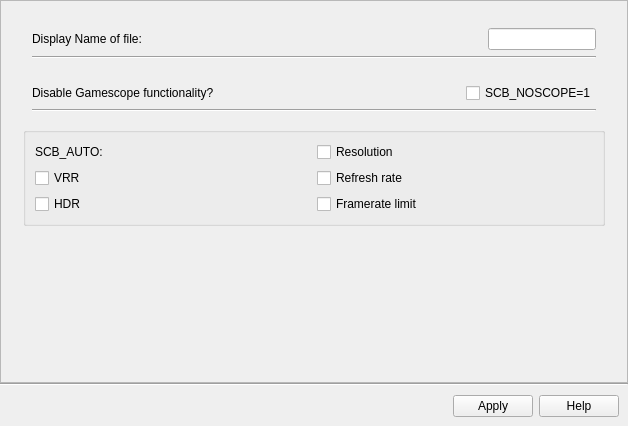
Before: the Qt Designer form src/general_settings.ui in rfrench3/scopebuddy-gui, drawn with Qt 5.
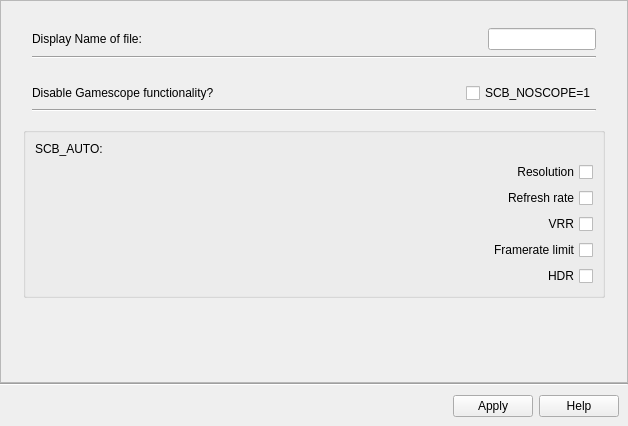
After: the same form once the commit is applied.

Commit message: auto_args UI and backend is much cleaner now

The edit to the form file:
```diff
--- a/src/general_settings.ui
+++ b/src/general_settings.ui
@@ -219,57 +219,69 @@
               <item>
                <widget class="QGroupBox" name="groupBox">
                 <property name="toolTip">
-                 <string>&lt;html&gt;&lt;head/&gt;&lt;body&gt;&lt;p&gt;Scopebuddy Auto-arguments attempt to auto-detect your display properties to apply the best settings for your display. Note that there are limitations, and certain gamescope settings (such as refresh rate and adaptive sync) may not work together.&lt;/p&gt;&lt;/body&gt;&lt;/html&gt;</string>
+                 <string>&lt;html&gt;&lt;head/&gt;&lt;body&gt;&lt;p&gt;Scopebuddy Auto-arguments attempt to auto-detect your display properties to apply the best settings for your display. Note that there are limitations, and certain gamescope settings (such as refresh rate and VRR) may not work together.&lt;/p&gt;&lt;/body&gt;&lt;/html&gt;</string>
+                </property>
+                <property name="layoutDirection">
+                 <enum>Qt::LayoutDirection::RightToLeft</enum>
                 </property>
                 <property name="title">
                  <string/>
                 </property>
+                <property name="alignment">
+                 <set>Qt::AlignmentFlag::AlignLeading|Qt::AlignmentFlag::AlignLeft|Qt::AlignmentFlag::AlignVCenter</set>
+                </property>
                 <property name="flat">
                  <bool>false</bool>
                 </property>
                 <property name="checkable">
                  <bool>false</bool>
                 </property>
-                <layout class="QGridLayout" name="gridLayout">
-                 <item row="0" column="1">
+                <layout class="QVBoxLayout" name="verticalLayout_3">
+                 <item>
+                  <widget class="QLabel" name="label">
+                   <property name="text">
+                    <string>SCB_AUTO:</string>
+                   </property>
+                  </widget>
+                 </item>
+                 <item>
                   <widget class="QCheckBox" name="auto_res">
+                   <property name="sizePolicy">
+                    <sizepolicy hsizetype="Maximum" vsizetype="Fixed">
+                     <horstretch>0</horstretch>
+                     <verstretch>0</verstretch>
+                    </sizepolicy>
+                   </property>
                    <property name="text">
                     <string>Resolution</string>
                    </property>
                   </widget>
                  </item>
-                 <item row="1" column="0">
-                  <widget class="QCheckBox" name="auto_vrr">
-                   <property name="text">
-                    <string>VRR</string>
-                   </property>
-                  </widget>
-                 </item>
-                 <item row="1" column="1">
+                 <item>
                   <widget class="QCheckBox" name="auto_ref">
                    <property name="text">
                     <string>Refresh rate</string>
                    </property>
                   </widget>
                  </item>
-                 <item row="2" column="0">
-                  <widget class="QCheckBox" name="auto_hdr">
+                 <item>
+                  <widget class="QCheckBox" name="auto_vrr">
                    <property name="text">
-                    <string>HDR</string>
+                    <string>VRR</string>
                    </property>
                   </widget>
                  </item>
-                 <item row="2" column="1">
+                 <item>
                   <widget class="QCheckBox" name="auto_frame">
                    <property name="text">
                     <string>Framerate limit</string>
                    </property>
                   </widget>
                  </item>
-                 <item row="0" column="0">
-                  <widget class="QLabel" name="label">
+                 <item>
+                  <widget class="QCheckBox" name="auto_hdr">
                    <property name="text">
-                    <string>SCB_AUTO:</string>
+                    <string>HDR</string>
                    </property>
                   </widget>
                  </item>
```
The commit also changes 1 other file.
